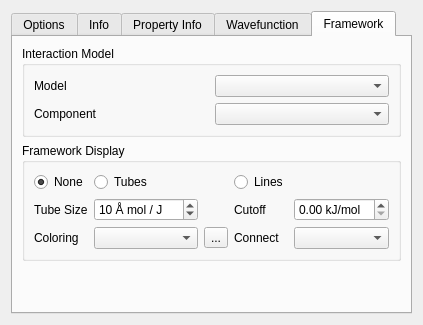
Before: the Qt Designer form src/childpropertycontroller.ui in peterspackman/crystalexplorer, drawn with Qt 5.
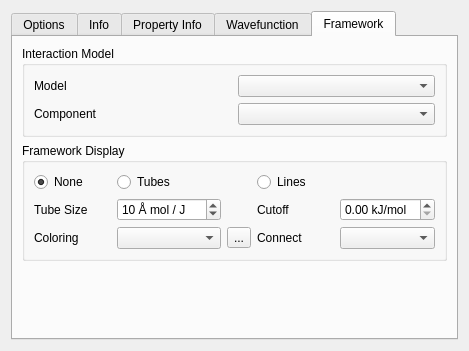
After: the same form once the commit is applied. Icons and pictures are not drawn.

```diff
--- a/src/childpropertycontroller.ui
+++ b/src/childpropertycontroller.ui
@@ -2,6 +2,14 @@
 <ui version="4.0">
  <class>ChildPropertyController</class>
  <widget class="QWidget" name="ChildPropertyController">
+  <property name="geometry">
+   <rect>
+    <x>0</x>
+    <y>0</y>
+    <width>469</width>
+    <height>351</height>
+   </rect>
+  </property>
   <property name="sizePolicy">
    <sizepolicy hsizetype="MinimumExpanding" vsizetype="MinimumExpanding">
     <horstretch>0</horstretch>
```
Left out of the diff: 18 changed lines with no effect on the pictures.
